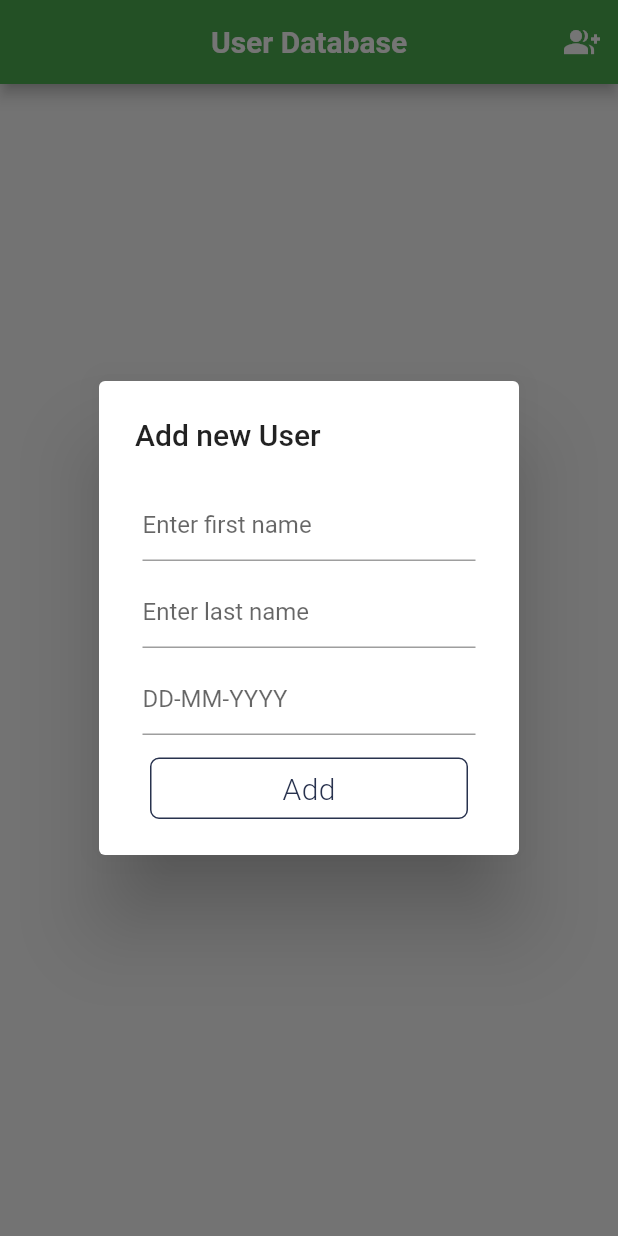
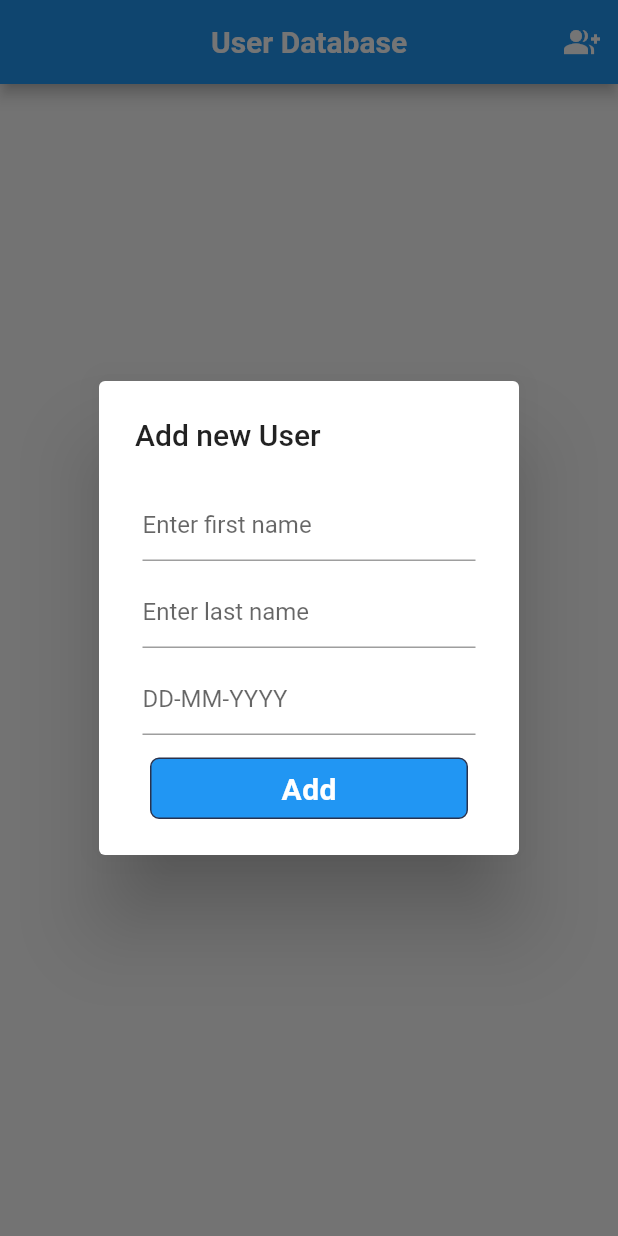
Before and after one commit to gemydev/sqflite_demo, a Flutter app: the screen it shows after launch, after a tap on the "group add" icon, on a phone screen of 412 x 824 dp. Run offline on Flutter 3.47's test engine with Material 2 defaults, Android fonts, the phone set to English and light mode, and no system bars; our stand-ins replace sqflite; accounts and stored records are empty.

Commit message:
Improved UI and code cleaning

```diff
--- a/lib/home_presenter.dart
+++ b/lib/home_presenter.dart
@@ -1,7 +1,5 @@
 import 'dart:async';
-
 import 'package:finalsqflite/user_model.dart';
-
 import 'database_helper.dart';
 
 abstract class HomeContract {
--- a/lib/home_screen.dart
+++ b/lib/home_screen.dart
@@ -12,6 +12,7 @@ class MyHomePage extends StatefulWidget {
   @override
   _MyHomePageState createState() => new _MyHomePageState();
 }
+
 class _MyHomePageState extends State<MyHomePage> implements HomeContract {
   HomePresenter homePresenter;
 
@@ -21,13 +22,9 @@ class _MyHomePageState extends State<MyHomePage> implements HomeContract {
     homePresenter = new HomePresenter(this);
   }
 
-  displayRecord() {
-    setState(() {});
-  }
-
   Widget _buildTitle(BuildContext context) {
     var horizontalTitleAlignment =
-    Platform.isIOS ? CrossAxisAlignment.center : CrossAxisAlignment.center;
+        Platform.isIOS ? CrossAxisAlignment.center : CrossAxisAlignment.center;
     return new InkWell(
       child: new Padding(
         padding: const EdgeInsets.symmetric(horizontal: 12.0),
@@ -35,7 +32,8 @@ class _MyHomePageState extends State<MyHomePage> implements HomeContract {
           mainAxisAlignment: MainAxisAlignment.center,
           crossAxisAlignment: horizontalTitleAlignment,
           children: <Widget>[
-            new Text('User Database',
+            new Text(
+              'User Database',
               style: new TextStyle(
                 fontWeight: FontWeight.bold,
                 color: Colors.white,
@@ -53,8 +51,6 @@ class _MyHomePageState extends State<MyHomePage> implements HomeContract {
       builder: (BuildContext context) =>
           new AddUserDialog().buildAboutDialog(context, this, false, null),
     );
-
-    setState(() {});
   }
 
   List<Widget> _buildActions() {
@@ -83,7 +79,7 @@ class _MyHomePageState extends State<MyHomePage> implements HomeContract {
           if (snapshot.hasError) print(snapshot.error);
           var data = snapshot.data;
           return snapshot.hasData
-              ? new UserList(data,homePresenter)
+              ? new UserList(data, homePresenter)
               : new Center(child: new CircularProgressIndicator());
         },
       ),
--- a/lib/list.dart
+++ b/lib/list.dart
@@ -8,7 +8,11 @@ class UserList extends StatelessWidget {
   final List<User> items;
   final HomePresenter homePresenter;
 
-  UserList(this.items, this.homePresenter, {Key key,}) : super(key: key);
+  UserList(
+    this.items,
+    this.homePresenter, {
+    Key key,
+  }) : super(key: key);
 
   @override
   Widget build(BuildContext context) {
@@ -23,7 +27,13 @@ class UserList extends StatelessWidget {
                     children: <Widget>[
                       new CircleAvatar(
                         radius: 30.0,
-                        child: new Text(getShortName(items[index])),
+                        child: new Text(
+                          getShortName(items[index]),
+                          style: TextStyle(
+                              color: Colors.white,
+                              fontWeight: FontWeight.bold,
+                              fontSize: 17),
+                        ),
                         backgroundColor: Colors.blueAccent,
                       ),
                       new Expanded(
@@ -37,9 +47,11 @@ class UserList extends StatelessWidget {
                                     " " +
                                     items[index].lastName,
                                 // set some style to text
+                                overflow: TextOverflow.ellipsis,
                                 style: new TextStyle(
-                                    fontSize: 20.0,
-                                    color: Colors.black),
+                                  fontSize: 20.0,
+                                  color: Colors.black,
+                                ),
                               ),
                               new Text(
                                 "DATE: " + items[index].dob,
@@ -57,23 +69,21 @@ class UserList extends StatelessWidget {
                           new IconButton(
                             icon: const Icon(
                               Icons.edit,
-                              color: const Color(0xFF167F67),
+                              color: Colors.blue,
                             ),
                             onPressed: () => edit(items[index], context),
                           ),
-
                           new IconButton(
                             icon: const Icon(Icons.delete_forever,
-                                color: const Color(0xFF167F67)),
-                            onPressed: () =>
-                                homePresenter.delete(items[index]),
+                                color: Colors.blue),
+                            onPressed: () => homePresenter.delete(items[index]),
                           ),
                         ],
                       ),
                     ],
                   ),
                 ),
-                padding: const EdgeInsets.fromLTRB(10.0, 0.0, 0.0, 0.0)),
+                padding: const EdgeInsets.only(left: 10)),
           );
         });
   }
@@ -81,6 +91,7 @@ class UserList extends StatelessWidget {
   displayRecord() {
     homePresenter.updateScreen();
   }
+
   edit(User user, BuildContext context) {
     showDialog(
       context: context,
--- a/lib/main.dart
+++ b/lib/main.dart
@@ -1,21 +1,16 @@
 import 'package:flutter/material.dart';
-
 import 'home_screen.dart';
-
 
 void main() => runApp(new MyApp());
 
 class MyApp extends StatelessWidget {
-
   @override
   Widget build(BuildContext context) {
     return new MaterialApp(
       title: 'Flutter Database',
       debugShowCheckedModeBanner: false,
       theme: new ThemeData(
-        primaryColor: Colors.green,
-        primaryColorDark: const Color(0xFF167F67),
-        accentColor: const Color(0xFFFFAD32),
+        primaryColor: Colors.blue,
       ),
       home: new MyHomePage(title: 'Flutter Database'),
     );
--- a/lib/user_dialog.dart
+++ b/lib/user_dialog.dart
@@ -4,9 +4,9 @@ import 'package:flutter/material.dart';
 import 'database_helper.dart';
 
 class AddUserDialog {
-  final teFirstName = TextEditingController();
-  final teLastFirstName = TextEditingController();
-  final teDOB = TextEditingController();
+  final firstName = TextEditingController();
+  final lastName = TextEditingController();
+  final birthDate = TextEditingController();
   User user;
 
   static const TextStyle linkStyle = const TextStyle(
@@ -14,24 +14,24 @@ class AddUserDialog {
     decoration: TextDecoration.underline,
   );
 
-  Widget buildAboutDialog(BuildContext context, _myHomePageState, bool isEdit, User user) {
+  Widget buildAboutDialog(
+      BuildContext context, _myHomePageState, bool isEdit, User user) {
     if (user != null) {
-      this.user=user;
-      teFirstName.text = user.firstName;
-      teLastFirstName.text = user.lastName;
-      teDOB.text = user.dob;
+      this.user = user;
+      firstName.text = user.firstName;
+      lastName.text = user.lastName;
+      birthDate.text = user.dob;
     }
 
     return new AlertDialog(
       title: new Text(isEdit ? 'Edit' : 'Add new User'),
-      content: new SingleChildScrollView(
-        child: new Column(
+      content: new Column(
         mainAxisSize: MainAxisSize.min,
         crossAxisAlignment: CrossAxisAlignment.start,
         children: <Widget>[
-            getTextField("Enter first name", teFirstName),
-            getTextField("Enter last name", teLastFirstName),
-            getTextField("DD-MM-YYYY", teDOB),
+          getTextField("Enter first name", firstName),
+          getTextField("Enter last name", lastName),
+          getTextField("DD-MM-YYYY", birthDate),
           new GestureDetector(
             onTap: () {
               addRecord(isEdit);
@@ -39,18 +39,18 @@ class AddUserDialog {
               Navigator.of(context).pop();
             },
             child: new Container(
-                margin: EdgeInsets.fromLTRB(10.0, 0.0, 10.0, 0.0),
+              margin: EdgeInsets.only(left: 10, right: 10),
               child: getAppBorderButton(
-                    isEdit?"Edit":"Add", EdgeInsets.fromLTRB(0.0, 10.0, 0.0, 0.0)),
+                  isEdit ? "Edit" : "Add", EdgeInsets.only(top: 10)),
             ),
           ),
         ],
       ),
-      ),
     );
   }
 
-  Widget getTextField(String inputBoxName, TextEditingController inputBoxController) {
+  Widget getTextField(
+      String inputBoxName, TextEditingController inputBoxController) {
     var loginBtn = new Padding(
       padding: const EdgeInsets.all(5.0),
       child: new TextFormField(
@@ -70,15 +70,16 @@ class AddUserDialog {
       padding: EdgeInsets.all(8.0),
       alignment: FractionalOffset.center,
       decoration: new BoxDecoration(
+        color: Colors.blue,
         border: Border.all(color: const Color(0xFF28324E)),
         borderRadius: new BorderRadius.all(const Radius.circular(6.0)),
       ),
       child: new Text(
         buttonLabel,
         style: new TextStyle(
-          color: const Color(0xFF28324E),
+          color: Colors.white,
           fontSize: 20.0,
-          fontWeight: FontWeight.w300,
+          fontWeight: FontWeight.bold,
           letterSpacing: 0.3,
         ),
       ),
@@ -88,7 +89,7 @@ class AddUserDialog {
 
   Future addRecord(bool isEdit) async {
     var db = new DatabaseHelper();
-    var user = new User(teFirstName.text, teLastFirstName.text, teDOB.text);
+    var user = new User(firstName.text, lastName.text, birthDate.text);
     if (isEdit) {
       user.setUserId(this.user.id);
       await db.update(user);
@@ -96,5 +97,4 @@ class AddUserDialog {
       await db.saveUser(user);
     }
   }
-
 }
```
Also changed, not shown: lib/database_helper.dart (+3 -4 lines), lib/user_model.dart (+5 -5 lines). Lines whose indentation alone changed are shown as unchanged.
